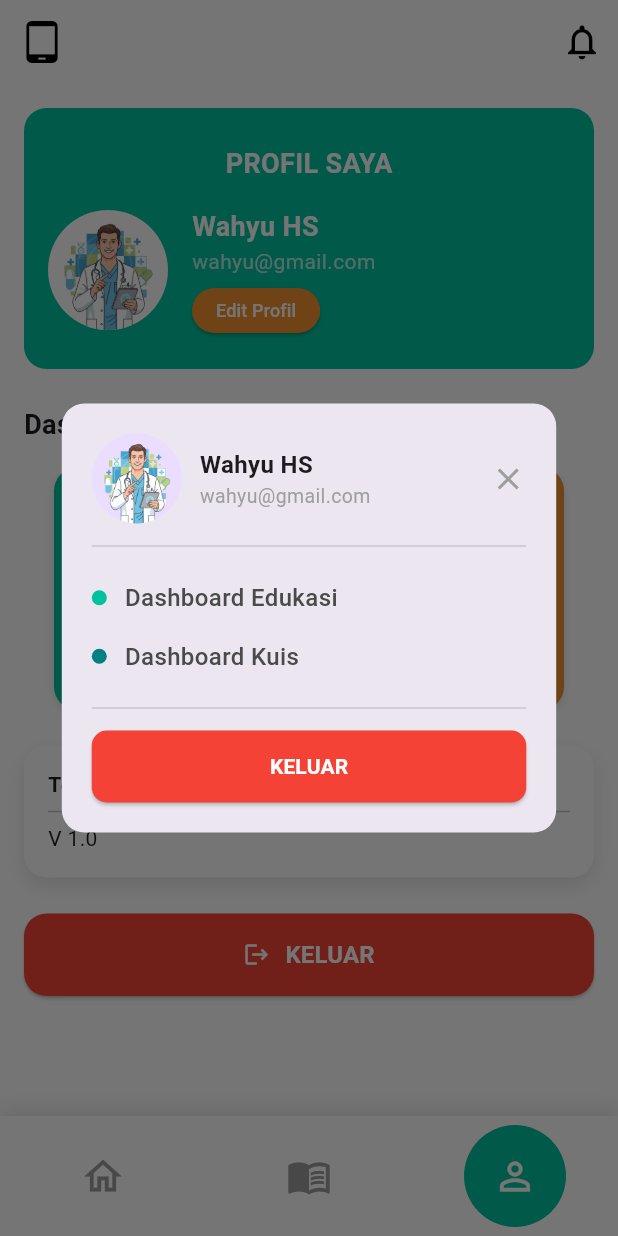
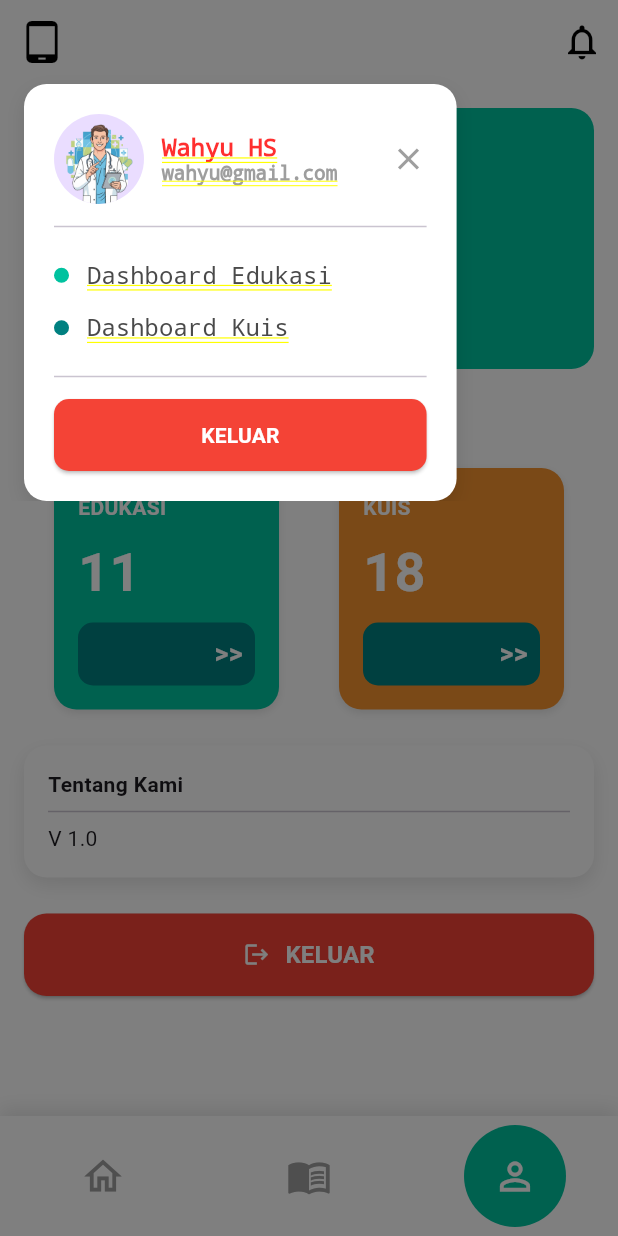
Before and after one commit to whsasmita/Tirtha-App, a Flutter app: the EducationDashboardPage screen opened by its route, after a tap on the "tablet android" icon, on a phone screen of 412 x 824 dp. Run offline on Flutter 3.47's test engine with Material 3 defaults, Android fonts, the phone set to English and light mode, and no system bars.

Commit message:
update menu dialog

```diff
--- a/lib/presentation/widgets/app_menu_dialog.dart
+++ b/lib/presentation/widgets/app_menu_dialog.dart
@@ -5,14 +5,13 @@ import 'package:tirtha_app/routes/app_routes.dart';
 class AppMenuDialog extends StatelessWidget {
   const AppMenuDialog({super.key});
 
-  // Widget kustom untuk setiap item navigasi
   Widget _buildMenuItem(
       BuildContext context, String title, String route, Color color) {
     return Padding(
       padding: const EdgeInsets.symmetric(vertical: 8.0),
       child: GestureDetector(
         onTap: () {
-          Navigator.pop(context); // Tutup dialog
+          Navigator.pop(context);
           Navigator.pushNamed(context, route);
         },
         child: Row(
@@ -42,16 +41,25 @@ class AppMenuDialog extends StatelessWidget {
 
   @override
   Widget build(BuildContext context) {
-    return Dialog(
-      shape: RoundedRectangleBorder(borderRadius: BorderRadius.circular(15)),
-      child: Container(
-        width: MediaQuery.of(context).size.width * 0.8,
+    return Container(
+      width: MediaQuery.of(context).size.width * 0.7,
+      margin: const EdgeInsets.only(top: kToolbarHeight, left: 16),
+      decoration: BoxDecoration(
+        color: Colors.white,
+        borderRadius: BorderRadius.circular(15),
+        boxShadow: [
+          BoxShadow(
+            color: Colors.black.withOpacity(0.1),
+            blurRadius: 10,
+            offset: const Offset(0, 5),
+          ),
+        ],
+      ),
       padding: const EdgeInsets.all(20.0),
       child: Column(
         mainAxisSize: MainAxisSize.min,
         crossAxisAlignment: CrossAxisAlignment.stretch,
         children: [
-            // Header Profil
           Row(
             children: [
               const CircleAvatar(
@@ -63,18 +71,11 @@ class AppMenuDialog extends StatelessWidget {
                 child: Column(
                   crossAxisAlignment: CrossAxisAlignment.start,
                   children: [
-                      Text(
-                        'Wahyu HS',
-                        style: TextStyle(fontWeight: FontWeight.bold, fontSize: 16),
-                      ),
-                      Text(
-                        'wahyu@gmail.com',
-                        style: TextStyle(color: Colors.grey, fontSize: 13),
-                      ),
+                    Text('Wahyu HS', style: TextStyle(fontWeight: FontWeight.bold, fontSize: 16)),
+                    Text('wahyu@gmail.com', style: TextStyle(color: Colors.grey, fontSize: 13)),
                   ],
                 ),
               ),
-                // Tombol Tutup (X)
               GestureDetector(
                 onTap: () => Navigator.pop(context),
                 child: const Icon(Icons.close, color: Colors.grey),
@@ -82,35 +83,25 @@ class AppMenuDialog extends StatelessWidget {
             ],
           ),
           const Divider(height: 30),
-
-            // Daftar Menu Navigasi
-            _buildMenuItem(
-                context, 'Dashboard Edukasi', AppRoutes.educationDashboard, AppColors.secondary),
-            _buildMenuItem(
-                context, 'Dashboard Kuis', AppRoutes.quizDashboard, AppColors.primary),
-
+          _buildMenuItem(context, 'Dashboard Edukasi', AppRoutes.educationDashboard, AppColors.secondary),
+          _buildMenuItem(context, 'Dashboard Kuis', AppRoutes.quizDashboard, AppColors.primary),
           const Divider(height: 30),
-
-            // Tombol KELUAR
           SizedBox(
             height: 48,
             child: ElevatedButton(
               onPressed: () {
-                  Navigator.pop(context); // Tutup dialog
+                Navigator.pop(context);
                 // TODO: Tambahkan logika logout di sini
               },
               style: ElevatedButton.styleFrom(
                 backgroundColor: Colors.red,
-                  shape: RoundedRectangleBorder(
-                    borderRadius: BorderRadius.circular(10),
-                  ),
+                shape: RoundedRectangleBorder(borderRadius: BorderRadius.circular(10)),
               ),
               child: const Text('KELUAR', style: TextStyle(color: Colors.white, fontWeight: FontWeight.bold)),
             ),
           ),
         ],
       ),
-      ),
     );
   }
 }
--- a/lib/presentation/widgets/top_bar.dart
+++ b/lib/presentation/widgets/top_bar.dart
@@ -5,10 +5,22 @@ class TopBar extends StatelessWidget implements PreferredSizeWidget {
   const TopBar({super.key});
 
   void _showMenuDialog(BuildContext context) {
-    showDialog(
+    showGeneralDialog(
       context: context,
-      builder: (BuildContext context) {
+      barrierDismissible: true,
+      barrierLabel: '',
+      transitionDuration: const Duration(milliseconds: 300),
+      pageBuilder: (context, animation1, animation2) {
         return const AppMenuDialog();
+      },
+      transitionBuilder: (context, animation, secondaryAnimation, child) {
+        return Align(
+          alignment: Alignment.topLeft,
+          child: SizeTransition(
+            sizeFactor: animation,
+            child: child,
+          ),
+        );
       },
     );
   }
```
Lines whose indentation alone changed are shown as unchanged.
